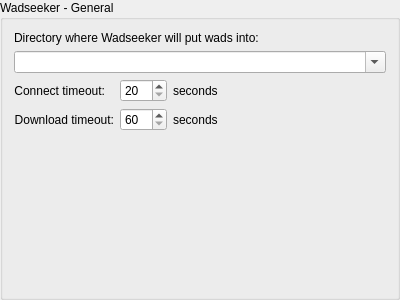
Above: src/core/gui/configuration/cfgwadseekergeneral.ui from Destroyerrrocket/doomseeker-unofficial before the change. Below: the same form after it.
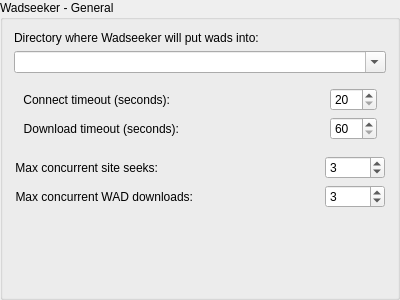
That is the form after the change.

Commit message: - Removed old Protocol code from Wadseeker library. - Max numbers of concurrent site seeks and of file downloads for Wadseeker are now configurable values.

The edit to the form file:
```diff
--- a/src/core/gui/configuration/cfgwadseekergeneral.ui
+++ b/src/core/gui/configuration/cfgwadseekergeneral.ui
@@ -36,6 +36,7 @@
     </layout>
    </item>
    <item>
+    <widget class="QWidget" name="widgetTimeouts" native="true">
     <layout class="QFormLayout" name="formLayout">
      <item row="0" column="0">
       <widget class="QLabel" name="label_2">
@@ -48,7 +49,7 @@
 &lt;p style=&quot; margin-top:0px; margin-bottom:0px; margin-left:0px; margin-right:0px; -qt-block-indent:0; text-indent:0px;&quot;&gt;&lt;span style=&quot; font-size:8pt;&quot;&gt;(min: 20 seconds, max: 360 seconds)&lt;/span&gt;&lt;/p&gt;&lt;/body&gt;&lt;/html&gt;</string>
        </property>
        <property name="text">
-        <string>Connect timeout:</string>
+         <string>Connect timeout (seconds):</string>
        </property>
        <property name="scaledContents">
         <bool>false</bool>
@@ -60,6 +61,19 @@
      </item>
      <item row="0" column="1">
       <layout class="QHBoxLayout" name="horizontalLayout_2">
+        <item>
+         <spacer name="horizontalSpacer">
+          <property name="orientation">
+           <enum>Qt::Horizontal</enum>
+          </property>
+          <property name="sizeHint" stdset="0">
+           <size>
+            <width>40</width>
+            <height>20</height>
+           </size>
+          </property>
+         </spacer>
+        </item>
        <item>
         <widget class="QSpinBox" name="spinConnectTimeout">
          <property name="sizePolicy">
@@ -93,40 +107,6 @@
          </property>
         </widget>
        </item>
-       <item>
-        <widget class="QLabel" name="label_4">
-         <property name="sizePolicy">
-          <sizepolicy hsizetype="Fixed" vsizetype="Preferred">
-           <horstretch>0</horstretch>
-           <verstretch>0</verstretch>
-          </sizepolicy>
-         </property>
-         <property name="toolTip">
-          <string>&lt;!DOCTYPE HTML PUBLIC &quot;-//W3C//DTD HTML 4.0//EN&quot; &quot;http://www.w3.org/TR/REC-html40/strict.dtd&quot;&gt;
-&lt;html&gt;&lt;head&gt;&lt;meta name=&quot;qrichtext&quot; content=&quot;1&quot; /&gt;&lt;style type=&quot;text/css&quot;&gt;
-p, li { white-space: pre-wrap; }
-&lt;/style&gt;&lt;/head&gt;&lt;body style=&quot; font-family:'MS Shell Dlg 2'; font-size:8.25pt; font-weight:400; font-style:normal;&quot;&gt;
-&lt;p style=&quot; margin-top:0px; margin-bottom:0px; margin-left:0px; margin-right:0px; -qt-block-indent:0; text-indent:0px;&quot;&gt;&lt;span style=&quot; font-size:8pt;&quot;&gt;Time after which Wadseeker stops connecting if no response is received.&lt;/span&gt;&lt;/p&gt;
-&lt;p style=&quot; margin-top:0px; margin-bottom:0px; margin-left:0px; margin-right:0px; -qt-block-indent:0; text-indent:0px;&quot;&gt;&lt;span style=&quot; font-size:8pt;&quot;&gt;(min: 20 seconds, max: 360 seconds)&lt;/span&gt;&lt;/p&gt;&lt;/body&gt;&lt;/html&gt;</string>
-         </property>
-         <property name="text">
-          <string>seconds</string>
-         </property>
-        </widget>
-       </item>
-       <item>
-        <spacer name="horizontalSpacer">
-         <property name="orientation">
-          <enum>Qt::Horizontal</enum>
-         </property>
-         <property name="sizeHint" stdset="0">
-          <size>
-           <width>40</width>
-           <height>20</height>
-          </size>
-         </property>
-        </spacer>
-       </item>
       </layout>
      </item>
      <item row="1" column="0">
@@ -140,7 +120,7 @@
 &lt;p style=&quot; margin-top:0px; margin-bottom:0px; margin-left:0px; margin-right:0px; -qt-block-indent:0; text-indent:0px;&quot;&gt;&lt;span style=&quot; font-size:8pt;&quot;&gt;(min: 60 seconds, max: 360 seconds)&lt;/span&gt;&lt;/p&gt;&lt;/body&gt;&lt;/html&gt;</string>
        </property>
        <property name="text">
-        <string>Download timeout:</string>
+         <string>Download timeout (seconds):</string>
        </property>
        <property name="alignment">
         <set>Qt::AlignRight|Qt::AlignTrailing|Qt::AlignVCenter</set>
@@ -149,6 +129,19 @@
      </item>
      <item row="1" column="1">
       <layout class="QHBoxLayout" name="horizontalLayout">
+        <item>
+         <spacer name="horizontalSpacer_2">
+          <property name="orientation">
+           <enum>Qt::Horizontal</enum>
+          </property>
+          <property name="sizeHint" stdset="0">
+           <size>
+            <width>40</width>
+            <height>20</height>
+           </size>
+          </property>
+         </spacer>
+        </item>
        <item>
         <widget class="QSpinBox" name="spinDownloadTimeout">
          <property name="maximumSize">
@@ -176,14 +169,93 @@
          </property>
         </widget>
        </item>
+       </layout>
+      </item>
+     </layout>
+    </widget>
+   </item>
        <item>
-        <widget class="QLabel" name="label_5">
+    <widget class="QWidget" name="widgetTimeouts_2" native="true">
+     <layout class="QFormLayout" name="formLayout_2">
+      <property name="margin">
+       <number>1</number>
+      </property>
+      <item row="0" column="0">
+       <widget class="QLabel" name="label_6">
+        <property name="toolTip">
+         <string>&lt;!DOCTYPE HTML PUBLIC &quot;-//W3C//DTD HTML 4.0//EN&quot; &quot;http://www.w3.org/TR/REC-html40/strict.dtd&quot;&gt;
+&lt;html&gt;&lt;head&gt;&lt;meta name=&quot;qrichtext&quot; content=&quot;1&quot; /&gt;&lt;style type=&quot;text/css&quot;&gt;
+p, li { white-space: pre-wrap; }
+&lt;/style&gt;&lt;/head&gt;&lt;body style=&quot; font-family:'MS Shell Dlg 2'; font-size:8.25pt; font-weight:400; font-style:normal;&quot;&gt;
+&lt;p style=&quot; margin-top:0px; margin-bottom:0px; margin-left:0px; margin-right:0px; -qt-block-indent:0; text-indent:0px;&quot;&gt;&lt;span style=&quot; font-size:8pt;&quot;&gt;Time after which Wadseeker stops connecting if no response is received.&lt;/span&gt;&lt;/p&gt;
+&lt;p style=&quot; margin-top:0px; margin-bottom:0px; margin-left:0px; margin-right:0px; -qt-block-indent:0; text-indent:0px;&quot;&gt;&lt;span style=&quot; font-size:8pt;&quot;&gt;(min: 20 seconds, max: 360 seconds)&lt;/span&gt;&lt;/p&gt;&lt;/body&gt;&lt;/html&gt;</string>
+        </property>
+        <property name="text">
+         <string>Max concurrent site seeks:</string>
+        </property>
+        <property name="scaledContents">
+         <bool>false</bool>
+        </property>
+        <property name="alignment">
+         <set>Qt::AlignRight|Qt::AlignTrailing|Qt::AlignVCenter</set>
+        </property>
+       </widget>
+      </item>
+      <item row="0" column="1">
+       <layout class="QHBoxLayout" name="horizontalLayout_3">
+        <item>
+         <spacer name="horizontalSpacer_3">
+          <property name="orientation">
+           <enum>Qt::Horizontal</enum>
+          </property>
+          <property name="sizeHint" stdset="0">
+           <size>
+            <width>40</width>
+            <height>20</height>
+           </size>
+          </property>
+         </spacer>
+        </item>
+        <item>
+         <widget class="QSpinBox" name="spinMaxConcurrentSiteSeeks">
          <property name="sizePolicy">
-          <sizepolicy hsizetype="Fixed" vsizetype="Preferred">
+           <sizepolicy hsizetype="Minimum" vsizetype="Minimum">
            <horstretch>0</horstretch>
            <verstretch>0</verstretch>
           </sizepolicy>
          </property>
+          <property name="maximumSize">
+           <size>
+            <width>60</width>
+            <height>16777215</height>
+           </size>
+          </property>
+          <property name="toolTip">
+           <string>&lt;!DOCTYPE HTML PUBLIC &quot;-//W3C//DTD HTML 4.0//EN&quot; &quot;http://www.w3.org/TR/REC-html40/strict.dtd&quot;&gt;
+&lt;html&gt;&lt;head&gt;&lt;meta name=&quot;qrichtext&quot; content=&quot;1&quot; /&gt;&lt;style type=&quot;text/css&quot;&gt;
+p, li { white-space: pre-wrap; }
+&lt;/style&gt;&lt;/head&gt;&lt;body style=&quot; font-family:'MS Shell Dlg 2'; font-size:8.25pt; font-weight:400; font-style:normal;&quot;&gt;
+&lt;p style=&quot; margin-top:0px; margin-bottom:0px; margin-left:0px; margin-right:0px; -qt-block-indent:0; text-indent:0px;&quot;&gt;&lt;span style=&quot; font-size:8pt;&quot;&gt;Time after which Wadseeker stops connecting if no response is received.&lt;/span&gt;&lt;/p&gt;
+&lt;p style=&quot; margin-top:0px; margin-bottom:0px; margin-left:0px; margin-right:0px; -qt-block-indent:0; text-indent:0px;&quot;&gt;&lt;span style=&quot; font-size:8pt;&quot;&gt;(min: 20 seconds, max: 360 seconds)&lt;/span&gt;&lt;/p&gt;&lt;/body&gt;&lt;/html&gt;</string>
+          </property>
+          <property name="correctionMode">
+           <enum>QAbstractSpinBox::CorrectToNearestValue</enum>
+          </property>
+          <property name="minimum">
+           <number>1</number>
+          </property>
+          <property name="maximum">
+           <number>999999999</number>
+          </property>
+          <property name="value">
+           <number>3</number>
+          </property>
+         </widget>
+        </item>
+       </layout>
+      </item>
+      <item row="1" column="0">
+       <widget class="QLabel" name="label_8">
          <property name="toolTip">
           <string>&lt;!DOCTYPE HTML PUBLIC &quot;-//W3C//DTD HTML 4.0//EN&quot; &quot;http://www.w3.org/TR/REC-html40/strict.dtd&quot;&gt;
 &lt;html&gt;&lt;head&gt;&lt;meta name=&quot;qrichtext&quot; content=&quot;1&quot; /&gt;&lt;style type=&quot;text/css&quot;&gt;
@@ -193,12 +265,17 @@
 &lt;p style=&quot; margin-top:0px; margin-bottom:0px; margin-left:0px; margin-right:0px; -qt-block-indent:0; text-indent:0px;&quot;&gt;&lt;span style=&quot; font-size:8pt;&quot;&gt;(min: 60 seconds, max: 360 seconds)&lt;/span&gt;&lt;/p&gt;&lt;/body&gt;&lt;/html&gt;</string>
          </property>
          <property name="text">
-          <string>seconds</string>
+         <string>Max concurrent WAD downloads:</string>
+        </property>
+        <property name="alignment">
+         <set>Qt::AlignRight|Qt::AlignTrailing|Qt::AlignVCenter</set>
          </property>
         </widget>
        </item>
+      <item row="1" column="1">
+       <layout class="QHBoxLayout" name="horizontalLayout_4">
        <item>
-        <spacer name="horizontalSpacer_2">
+         <spacer name="horizontalSpacer_4">
          <property name="orientation">
           <enum>Qt::Horizontal</enum>
          </property>
@@ -210,9 +287,40 @@
          </property>
         </spacer>
        </item>
+        <item>
+         <widget class="QSpinBox" name="spinMaxConcurrentWadDownloads">
+          <property name="maximumSize">
+           <size>
+            <width>60</width>
+            <height>16777215</height>
+           </size>
+          </property>
+          <property name="toolTip">
+           <string>&lt;!DOCTYPE HTML PUBLIC &quot;-//W3C//DTD HTML 4.0//EN&quot; &quot;http://www.w3.org/TR/REC-html40/strict.dtd&quot;&gt;
+&lt;html&gt;&lt;head&gt;&lt;meta name=&quot;qrichtext&quot; content=&quot;1&quot; /&gt;&lt;style type=&quot;text/css&quot;&gt;
+p, li { white-space: pre-wrap; }
+&lt;/style&gt;&lt;/head&gt;&lt;body style=&quot; font-family:'MS Shell Dlg 2'; font-size:8.25pt; font-weight:400; font-style:normal;&quot;&gt;
+&lt;p style=&quot; margin-top:0px; margin-bottom:0px; margin-left:0px; margin-right:0px; -qt-block-indent:0; text-indent:0px;&quot;&gt;&lt;span style=&quot; font-size:8pt;&quot;&gt;Time after which Wadseeker stops downloading if data stops coming.&lt;/span&gt;&lt;/p&gt;
+&lt;p style=&quot; margin-top:0px; margin-bottom:0px; margin-left:0px; margin-right:0px; -qt-block-indent:0; text-indent:0px;&quot;&gt;&lt;span style=&quot; font-size:8pt;&quot;&gt;(min: 60 seconds, max: 360 seconds)&lt;/span&gt;&lt;/p&gt;&lt;/body&gt;&lt;/html&gt;</string>
+          </property>
+          <property name="correctionMode">
+           <enum>QAbstractSpinBox::CorrectToNearestValue</enum>
+          </property>
+          <property name="minimum">
+           <number>1</number>
+          </property>
+          <property name="maximum">
+           <number>999999999</number>
+          </property>
+          <property name="value">
+           <number>3</number>
+          </property>
+         </widget>
+        </item>
       </layout>
      </item>
     </layout>
+    </widget>
    </item>
    <item>
     <spacer name="verticalSpacer">
```
Lines whose indentation alone changed are shown as unchanged. The commit also changes 12 other files.
